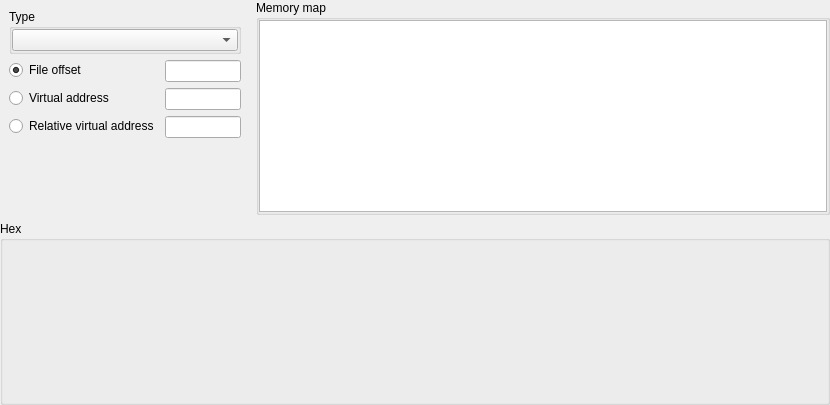
Old version of the form xmemorymapwidget.ui in the repository horsicq/XMemoryMapWidget.
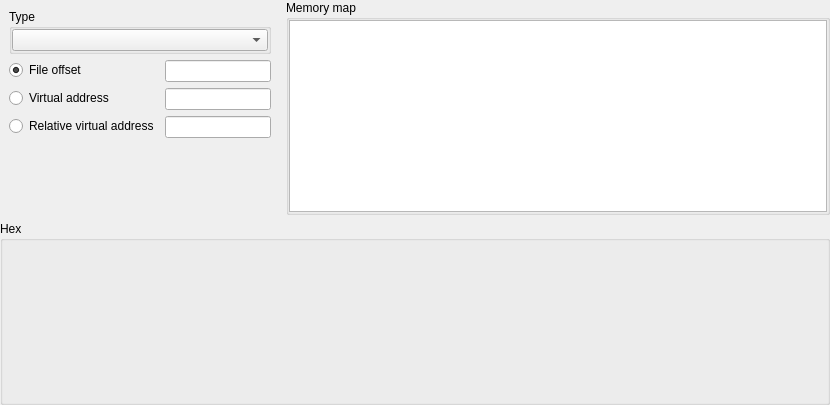
New version of the form. Custom widgets are drawn as their Qt base class.

Patch:
```diff
--- a/xmemorymapwidget.ui
+++ b/xmemorymapwidget.ui
@@ -32,7 +32,7 @@
       <widget class="QWidget" name="widgetLeft" native="true">
        <property name="maximumSize">
         <size>
-         <width>250</width>
+         <width>280</width>
          <height>16777215</height>
         </size>
        </property>
```
